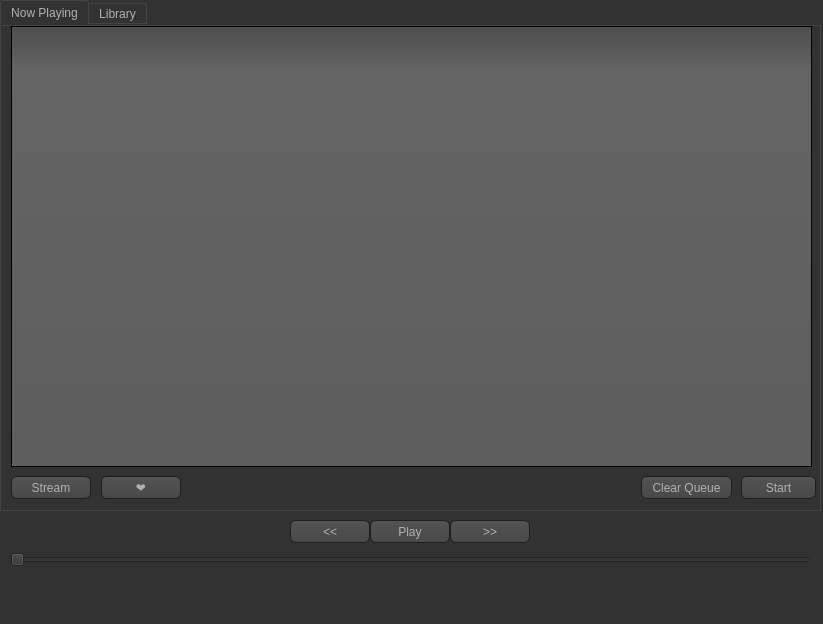
The window that ui1.ui (nightfire8199/project-hermes) describes before a commit, drawn with Qt 5.
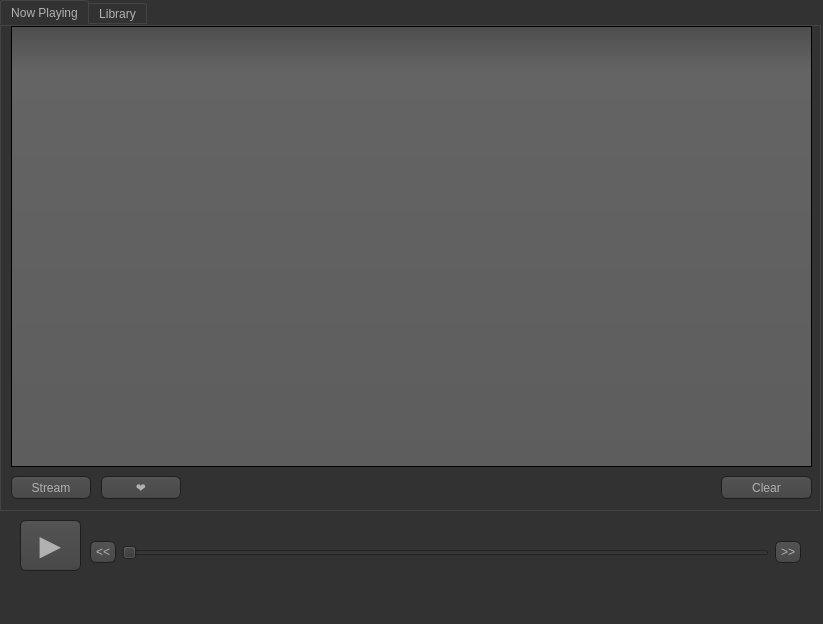
The same window after the commit. The open tabs and pages were chosen to show the change. Icons and pictures are not drawn.

Commit message: Fixed large quantities of UI bugs

```diff
--- a/ui1.ui
+++ b/ui1.ui
@@ -472,62 +472,31 @@
 QCheckBox::indicator:disabled, QRadioButton::indicator:disabled
 {
     border: 1px solid #444;
+}
+
+#playpauseButton
+{
+	font-size: 28px;
+	text-align: center;
 }</string>
   </property>
   <widget class="QWidget" name="centralwidget">
-   <widget class="QSlider" name="trackSlider">
-    <property name="geometry">
-     <rect>
-      <x>10</x>
-      <y>550</y>
-      <width>801</width>
-      <height>20</height>
-     </rect>
-    </property>
-    <property name="maximum">
-     <number>100000</number>
-    </property>
-    <property name="orientation">
-     <enum>Qt::Horizontal</enum>
-    </property>
-   </widget>
    <widget class="QPushButton" name="playpauseButton">
     <property name="geometry">
      <rect>
-      <x>370</x>
+      <x>20</x>
       <y>520</y>
-      <width>80</width>
-      <height>23</height>
+      <width>61</width>
+      <height>51</height>
      </rect>
     </property>
-    <property name="text">
-     <string>Play</string>
+    <property name="font">
+     <font>
+      <pointsize>-1</pointsize>
+     </font>
     </property>
-   </widget>
-   <widget class="QPushButton" name="nextButton">
-    <property name="geometry">
-     <rect>
-      <x>450</x>
-      <y>520</y>
-      <width>80</width>
-      <height>23</height>
-     </rect>
-    </property>
     <property name="text">
-     <string>&gt;&gt;</string>
-    </property>
-   </widget>
-   <widget class="QPushButton" name="prevButton">
-    <property name="geometry">
-     <rect>
-      <x>290</x>
-      <y>520</y>
-      <width>80</width>
-      <height>23</height>
-     </rect>
-    </property>
-    <property name="text">
-     <string>&lt;&lt;</string>
+     <string>▶</string>
     </property>
    </widget>
    <widget class="QTabWidget" name="tabWidget">
@@ -549,14 +518,14 @@
      <widget class="QPushButton" name="clearQueueButton">
       <property name="geometry">
        <rect>
-        <x>640</x>
+        <x>720</x>
         <y>450</y>
         <width>91</width>
         <height>23</height>
        </rect>
       </property>
       <property name="text">
-       <string>Clear Queue</string>
+       <string>Clear</string>
       </property>
      </widget>
      <widget class="QListWidget" name="nowPlaying">
@@ -569,19 +538,6 @@
        </rect>
       </property>
      </widget>
-     <widget class="QPushButton" name="startButton">
-      <property name="geometry">
-       <rect>
-        <x>740</x>
-        <y>450</y>
-        <width>75</width>
-        <height>23</height>
-       </rect>
-      </property>
-      <property name="text">
-       <string>Start</string>
-      </property>
-     </widget>
      <widget class="QPushButton" name="streamButton">
       <property name="geometry">
        <rect>
@@ -723,6 +679,63 @@
      </widget>
     </widget>
    </widget>
+   <widget class="QLabel" name="trackInfo">
+    <property name="geometry">
+     <rect>
+      <x>90</x>
+      <y>520</y>
+      <width>701</width>
+      <height>16</height>
+     </rect>
+    </property>
+    <property name="text">
+     <string/>
+    </property>
+   </widget>
+   <widget class="QWidget" name="">
+    <property name="geometry">
+     <rect>
+      <x>90</x>
+      <y>540</y>
+      <width>711</width>
+      <height>25</height>
+     </rect>
+    </property>
+    <layout class="QHBoxLayout" name="horizontalLayout">
+     <item>
+      <widget class="QPushButton" name="prevButton">
+       <property name="text">
+        <string>&lt;&lt;</string>
+       </property>
+      </widget>
+     </item>
+     <item>
+      <widget class="QSlider" name="trackSlider">
+       <property name="maximum">
+        <number>100000</number>
+       </property>
+       <property name="orientation">
+        <enum>Qt::Horizontal</enum>
+       </property>
+      </widget>
+     </item>
+     <item>
+      <widget class="QPushButton" name="nextButton">
+       <property name="text">
+        <string>&gt;&gt;</string>
+       </property>
+      </widget>
+     </item>
+    </layout>
+   </widget>
+   <zorder>trackSlider</zorder>
+   <zorder>playpauseButton</zorder>
+   <zorder>nextButton</zorder>
+   <zorder>prevButton</zorder>
+   <zorder>tabWidget</zorder>
+   <zorder>listView</zorder>
+   <zorder>frame</zorder>
+   <zorder>trackInfo</zorder>
   </widget>
   <widget class="QMenuBar" name="menubar">
    <property name="geometry">
```
Left out of the diff: 2 changed lines with no effect on the pictures. The commit also changes 3 other files.
